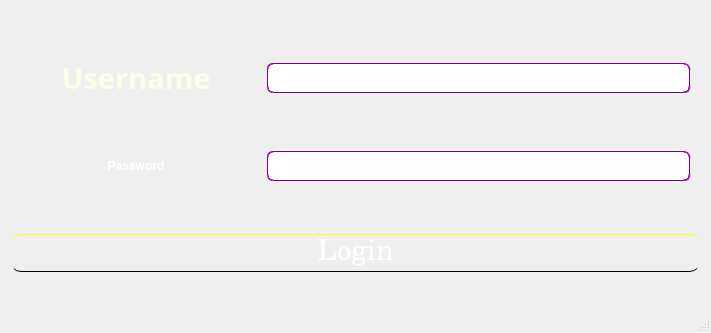
nateshmbhat/Project_NCC, file User interface/login.ui: the form before one commit.
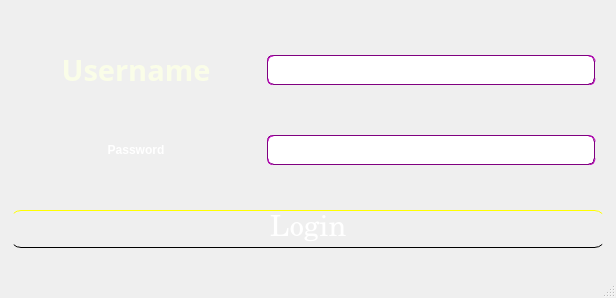
The form after the commit. Icons and pictures are not drawn.

What changed in the file:
```diff
--- a/User interface/login.ui
+++ b/User interface/login.ui
@@ -9,8 +9,8 @@
    <rect>
     <x>0</x>
     <y>0</y>
-    <width>711</width>
-    <height>333</height>
+    <width>616</width>
+    <height>298</height>
    </rect>
   </property>
   <property name="sizePolicy">
@@ -162,6 +162,9 @@
 border:1px groove purple;
 margin-right:10px;</string>
        </property>
+       <property name="echoMode">
+        <enum>QLineEdit::Password</enum>
+       </property>
       </widget>
      </item>
     </layout>
```
